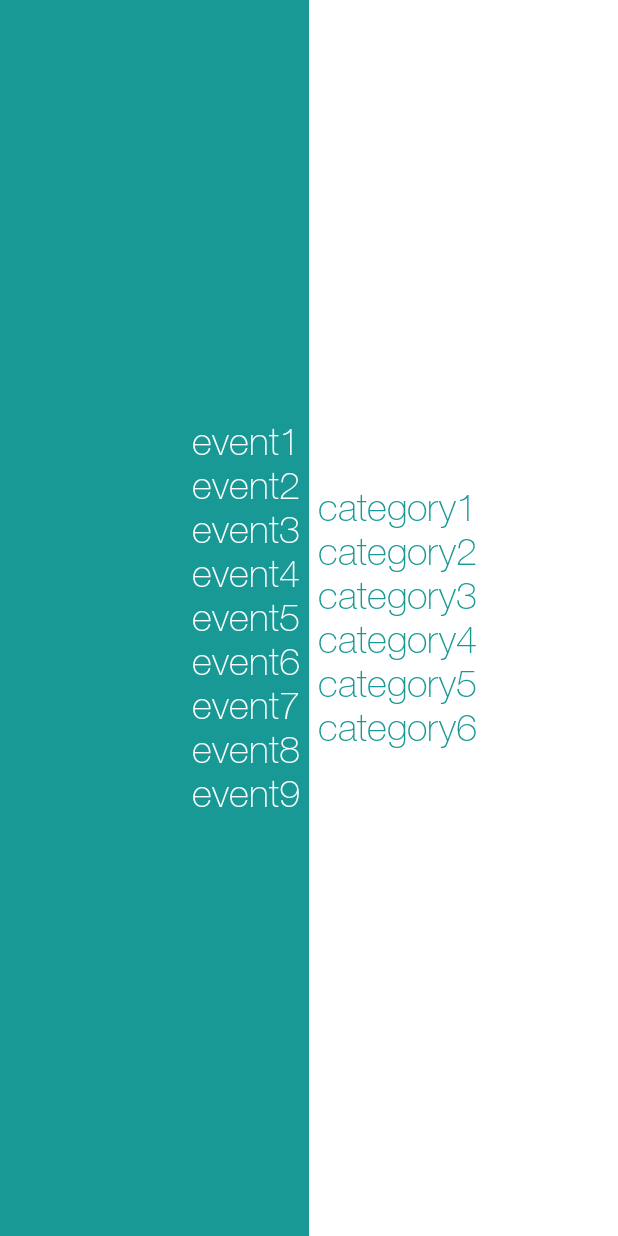
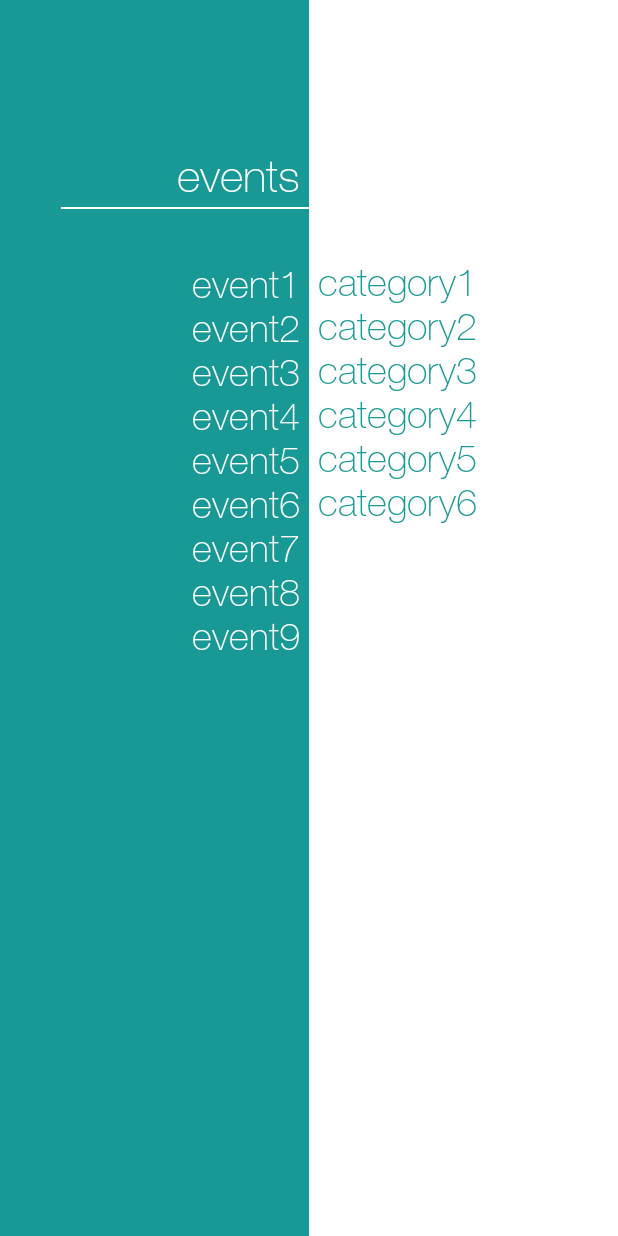
Before and after one commit to Jazeem/RagamApp, an Android app: the screen it shows after launch (Events), on a phone screen of 412 x 824 dp. Run offline under Robolectric (Android 15) with nearby library versions, the light colour scheme and no system bars.

Commit message:
Layout adjustments

```diff
--- a/app/src/main/java/com/clusterdev/ragam/Events.java
+++ b/app/src/main/java/com/clusterdev/ragam/Events.java
@@ -60,6 +60,9 @@ public class Events extends ActionBarActivity {
 
         eventsList.setAdapter(eventsAdapter);
         categoriesList.setAdapter(categoriesAdapter);
+        TextView heading= (TextView) findViewById(R.id.events_heading);
+        Typeface tf = Typeface.createFromAsset(getAssets(), "fonts/HelveticaNeue-Thin.otf");
+        heading.setTypeface(tf);
 
     }
 
--- a/app/src/main/res/layout/activity_events.xml
+++ b/app/src/main/res/layout/activity_events.xml
@@ -3,6 +3,7 @@
     android:layout_width="match_parent"
     android:layout_height="fill_parent"
     android:orientation="horizontal">
+
 
     <LinearLayout
         android:layout_width="match_parent"
@@ -10,16 +11,37 @@
         android:layout_gravity="left"
         android:layout_weight="1.0"
         android:background="@color/events_color"
-        android:orientation="horizontal">
+        android:orientation="vertical">
+
+        <TextView
+            android:id="@+id/events_heading"
+            android:layout_width="match_parent"
+            android:layout_height="wrap_content"
+            android:layout_marginRight="@dimen/events_padding_right"
+            android:layout_marginTop="@dimen/events_heading_margin_top"
+            android:textColor="@color/white"
+            android:gravity="end"
+            android:text="events"
+            android:textSize="@dimen/events_heading_font_size" />
+
+        <View
+            android:layout_width="@dimen/events_line_width"
+            android:layout_height="@dimen/line_thickness"
+            android:layout_gravity="end"
+            android:layout_marginTop="@dimen/events_line_padding_top"
+            android:background="@android:color/white" />
+
 
         <ListView
             android:id="@+id/events"
             android:layout_width="match_parent"
-            android:background="@color/events_color"
             android:layout_height="wrap_content"
             android:layout_alignParentRight="true"
-            android:divider="#00000000"
-            android:layout_gravity="right|center_vertical" />
+            android:layout_gravity="right"
+            android:layout_marginTop="@dimen/events_events_list_margin_top"
+            android:background="@color/events_color"
+            android:divider="#00000000" />
+
     </LinearLayout>
 
     <LinearLayout
@@ -28,14 +50,15 @@
         android:layout_gravity="right"
         android:layout_weight="1.0"
         android:background="@color/white"
-        android:orientation="horizontal">
+        android:orientation="vertical">
 
         <ListView
             android:id="@+id/categories"
-            android:background="@color/white"
             android:layout_width="match_parent"
             android:layout_height="wrap_content"
-            android:divider="#00000000"
-            android:layout_gravity="left|center_vertical" />
+            android:layout_marginTop="@dimen/events_categories_margin_top"
+            android:layout_gravity="left"
+            android:background="@color/white"
+            android:divider="#00000000" />
     </LinearLayout>
 </LinearLayout>
--- a/app/src/main/res/layout/activity_main.xml
+++ b/app/src/main/res/layout/activity_main.xml
@@ -19,8 +19,7 @@
         android:layout_width="@dimen/textview_width"
         android:layout_height="@dimen/line_thickness"
         android:background="@android:color/white"
-        android:layout_below="@id/imageView"
-        android:layout_marginTop="@dimen/logo_marginBottom"
+        android:layout_marginTop="@dimen/events_line_padding_top"
         android:layout_centerHorizontal="true"/>
     <TextView
         android:layout_marginTop="@dimen/textview_marginTop"
--- a/app/src/main/res/layout/list_item_category.xml
+++ b/app/src/main/res/layout/list_item_category.xml
@@ -3,7 +3,7 @@
         android:layout_width="match_parent"
         android:layout_height="wrap_content"
         android:id="@+id/list_item_category"
-        android:paddingLeft="@dimen/events_padding"
+        android:paddingLeft="@dimen/events_padding_right"
         android:textColor="@color/events_color"
         android:textSize="@dimen/events_font_size"
         android:gravity="start" />
--- a/app/src/main/res/layout/list_item_event.xml
+++ b/app/src/main/res/layout/list_item_event.xml
@@ -3,7 +3,7 @@
         android:layout_width="match_parent"
         android:layout_height="wrap_content"
         android:id="@+id/list_item_event"
-        android:paddingRight="@dimen/events_padding"
+        android:paddingRight="@dimen/events_padding_right"
         android:textColor="@color/white"
         android:textSize="@dimen/events_font_size"
         android:gravity="end" />
--- a/app/src/main/res/values/dimens.xml
+++ b/app/src/main/res/values/dimens.xml
@@ -10,7 +10,14 @@
     <dimen name="logo_marginTop">25dp</dimen>
     <dimen name="logo_marginBottom">55dp</dimen>
     <dimen name="textview_marginTop">5dp</dimen>
-    <dimen name="line_thickness">2dp</dimen>
-    <dimen name="events_padding">6dp</dimen>
+    <dimen name="line_thickness">1dp</dimen>
+    <dimen name="events_padding_right">6dp</dimen>
     <dimen name="events_font_size">25dp</dimen>
+    <dimen name="events_heading_font_size">30dp</dimen>
+    <dimen name="events_events_list_margin_top">35dp</dimen>
+    <dimen name="events_heading_margin_top">100dp</dimen>
+    <dimen name="events_line_padding_top">3dp</dimen>
+    <dimen name="events_line_width">165dp</dimen>
+    <dimen name="events_categories_margin_top">173.5dp</dimen>
+
 </resources>
```
